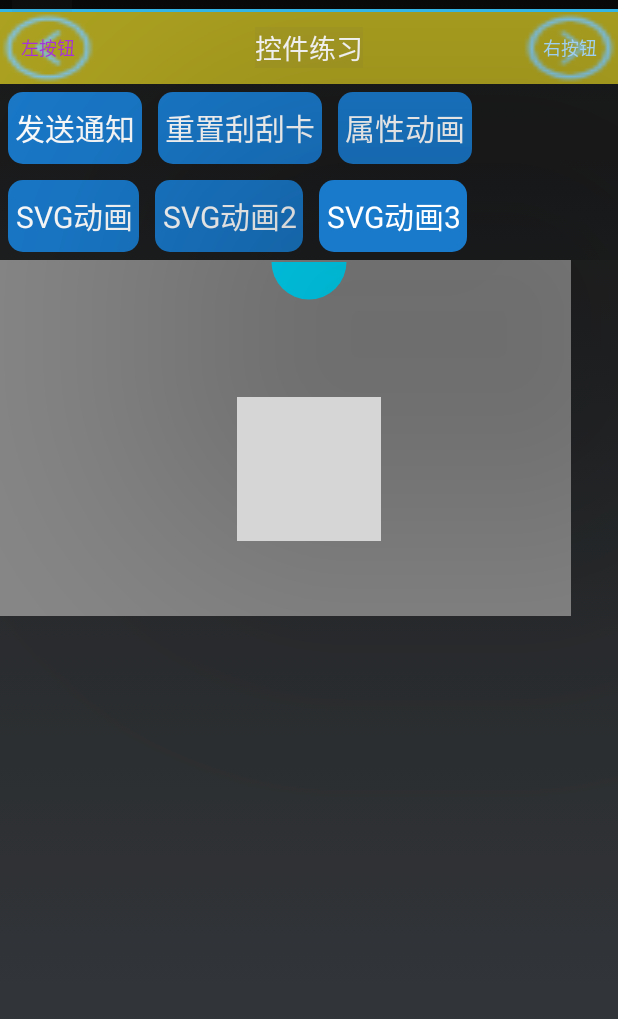
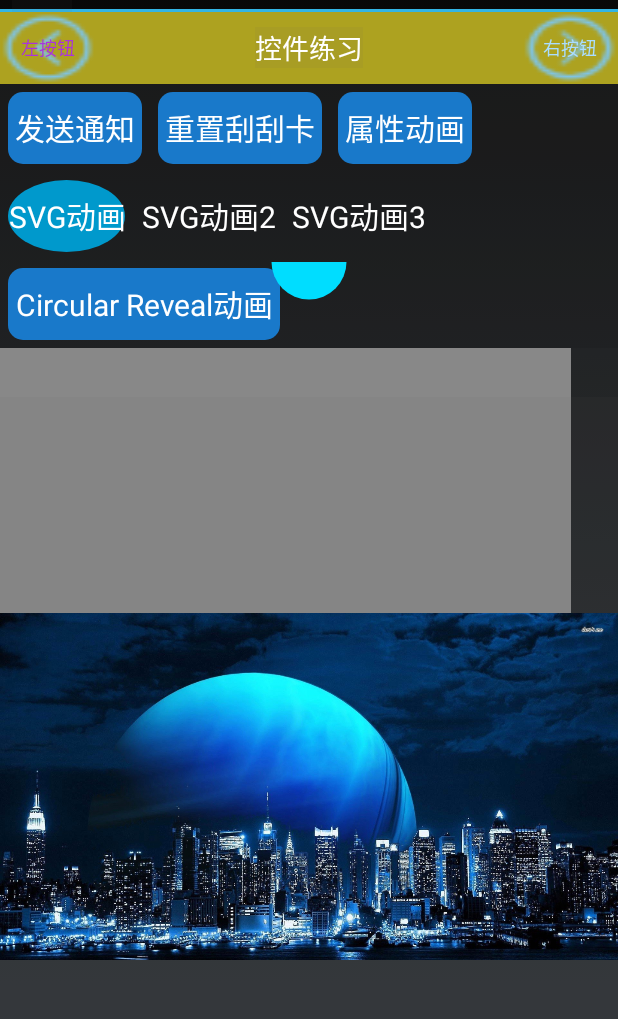
Before and after one commit to BruceHurrican/asstudydemo, an Android app: the fragment WidgetFragment shown on its own in the app's theme, on a phone screen of 412 x 824 dp, the part 60-1079 px from its top. Run offline under Robolectric (Android 15) with nearby library versions, the phone set to English and light mode, and no system bars; our stand-ins replace ButterKnife; grey boxes are pictures that could not be loaded.

Commit message:
5.0新特性之 circular reveal  转场动画

```diff
--- /dev/null
+++ b/app/src/main/res/drawable-v21/btn_lollipop.xml
@@ -0,0 +1,36 @@
+<?xml version="1.0" encoding="utf-8"?>
+<!--
+  ~ BruceHurrican
+  ~ Copyright (c) 2016.
+  ~  Licensed under the Apache License, Version 2.0 (the "License");
+  ~   you may not use this file except in compliance with the License.
+  ~   You may obtain a copy of the License at
+  ~
+  ~   http://www.apache.org/licenses/LICENSE-2.0
+  ~
+  ~   Unless required by applicable law or agreed to in writing, software
+  ~   distributed under the License is distributed on an "AS IS" BASIS,
+  ~   WITHOUT WARRANTIES OR CONDITIONS OF ANY KIND, either express or implied.
+  ~   See the License for the specific language governing permissions and
+  ~   limitations under the License.
+  ~
+  ~    This document is Bruce's individual learning the android demo, wherein the use of the code from the Internet, only to use as a learning exchanges.
+  ~   And where any person can download and use, but not for commercial purposes.
+  ~   Author does not assume the resulting corresponding disputes.
+  ~   If you have good suggestions for the code, you can contact BurrceHurrican@foxmail.com
+  ~   本文件为Bruce's个人学习android的demo, 其中所用到的代码来源于互联网，仅作为学习交流使用。
+  ~   任和何人可以下载并使用, 但是不能用于商业用途。
+  ~   作者不承担由此带来的相应纠纷。
+  ~   如果对本代码有好的建议，可以联系BurrceHurrican@foxmail.com
+  -->
+
+<ripple xmlns:android="http://schemas.android.com/apk/res/android"
+        android:color="@android:color/holo_red_light">
+    <item>
+        <shape
+            android:shape="oval">
+            <solid
+                android:color="?android:colorAccent"/>
+        </shape>
+    </item>
+</ripple>
--- a/app/src/main/res/layout-v21/widget_demo_fragment.xml
+++ b/app/src/main/res/layout-v21/widget_demo_fragment.xml
@@ -76,6 +76,7 @@
         android:id="@+id/btn_svg"
         style="@style/BaseButton"
         android:layout_below="@id/btn_animate"
+        android:background="@drawable/btn_lollipop"
         android:text="SVG动画"
         tools:ignore="HardCodedText"/>
 
@@ -84,6 +85,7 @@
         style="@style/BaseButton"
         android:layout_below="@id/btn_animate"
         android:layout_toRightOf="@id/btn_svg"
+        android:background="?android:attr/selectableItemBackground"
         android:text="SVG动画2"
         tools:ignore="HardCodedText"/>
 
@@ -92,15 +94,23 @@
         style="@style/BaseButton"
         android:layout_below="@id/btn_animate"
         android:layout_toRightOf="@id/btn_svg2"
+        android:background="?android:attr/selectableItemBackgroundBorderless"
         android:elevation="150dp"
         android:text="SVG动画3"
+        tools:ignore="HardCodedText"/>
+
+    <Button
+        android:id="@+id/btn_animate2"
+        style="@style/BaseButton"
+        android:layout_below="@id/btn_svg3"
+        android:text="Circular Reveal动画"
         tools:ignore="HardCodedText"/>
 
     <com.bruce.demo.widget.ScratchCardView
         android:id="@+id/scratch_card_view"
         android:layout_width="wrap_content"
         android:layout_height="wrap_content"
-        android:layout_below="@id/btn_svg"/>
+        android:layout_below="@id/btn_animate2"/>
 
     <ImageView
         android:id="@+id/iv_svg2"
@@ -109,6 +119,6 @@
         android:layout_below="@id/btn_animate"
         android:layout_centerHorizontal="true"
         android:layout_marginTop="150dp"
-        android:src="@drawable/leak_canary_icon"
+        android:src="@mipmap/rotate3danim"
         tools:ignore="ContentDescription"/>
 </RelativeLayout>
--- a/app/src/main/res/layout/widget_demo_fragment.xml
+++ b/app/src/main/res/layout/widget_demo_fragment.xml
@@ -25,10 +25,10 @@
   -->
 
 <RelativeLayout
+    android:id="@+id/rl_root"
         xmlns:android="http://schemas.android.com/apk/res/android"
         xmlns:custom="http://schemas.android.com/apk/res-auto"
         xmlns:tools="http://schemas.android.com/tools"
-        android:id="@+id/rl_root"
         android:layout_width="match_parent"
         android:layout_height="match_parent">
 
@@ -94,11 +94,17 @@
             android:text="SVG动画3"
             tools:ignore="HardCodedText"/>
 
+    <Button
+        android:id="@+id/btn_animate2"
+        style="@style/BaseButton"
+        android:layout_below="@id/btn_svg3"
+        android:text="Circular Reveal动画"
+        tools:ignore="HardCodedText"/>
     <com.bruce.demo.widget.ScratchCardView
             android:id="@+id/scratch_card_view"
             android:layout_width="wrap_content"
             android:layout_height="wrap_content"
-            android:layout_below="@id/btn_svg"/>
+            android:layout_below="@id/btn_animate2"/>
 
     <ImageView
             android:id="@+id/iv_svg2"
```
Also changed, not shown: app/src/main/java/com/bruce/demo/studydata/fragments/widgetdemo/WidgetFragment.java (+27 -1 lines).
